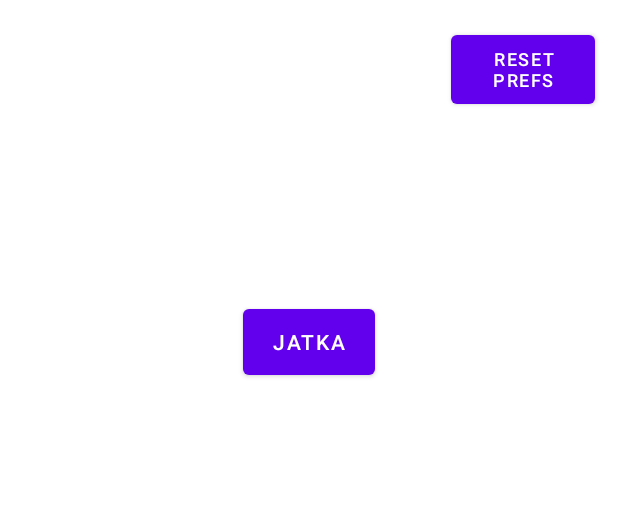
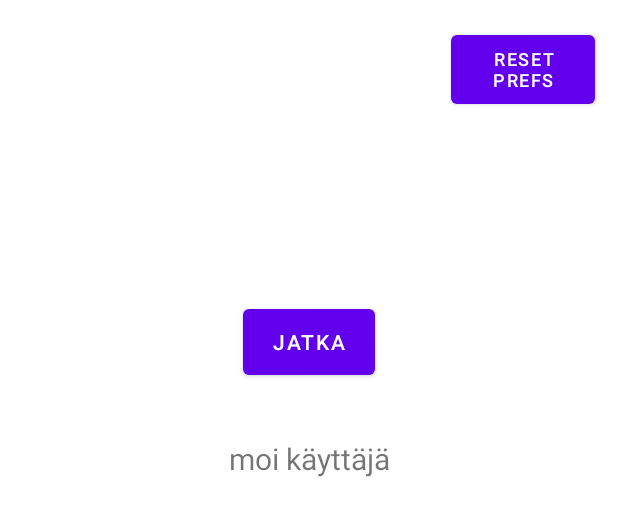
Before and after one commit to kanitaa/HymyApp, an Android app: the layout activity_main.xml on its own in the app's theme, with its tools: preview values and no code run, on a phone screen of 412 x 824 dp. Shown: the top 516 px of the screen. Run offline under Robolectric (Android 15) with nearby library versions, the phone set to English and light mode, and no system bars.

Commit message:
käyttäjän moikkaus, listan piilotus, kun uus käyttäjä, koodin kommentointia

```diff
--- a/app/src/main/res/layout/activity_main.xml
+++ b/app/src/main/res/layout/activity_main.xml
@@ -50,4 +50,17 @@
         app:layout_constraintStart_toStartOf="parent"
         app:layout_constraintTop_toTopOf="parent"
         app:layout_constraintVertical_bias="0.023" />
+
+    <TextView
+        android:id="@+id/greetUserText"
+        android:layout_width="137dp"
+        android:layout_height="79dp"
+        android:text="moi käyttäjä"
+        android:textAlignment="center"
+        android:textSize="20sp"
+        app:layout_constraintBottom_toBottomOf="parent"
+        app:layout_constraintEnd_toEndOf="parent"
+        app:layout_constraintStart_toStartOf="parent"
+        app:layout_constraintTop_toTopOf="parent"
+        app:layout_constraintVertical_bias="0.392" />
 </androidx.constraintlayout.widget.ConstraintLayout>
```
Also changed, not shown: app/src/main/java/fi/hymyapp/MainActivity.java (+15 -25 lines).
